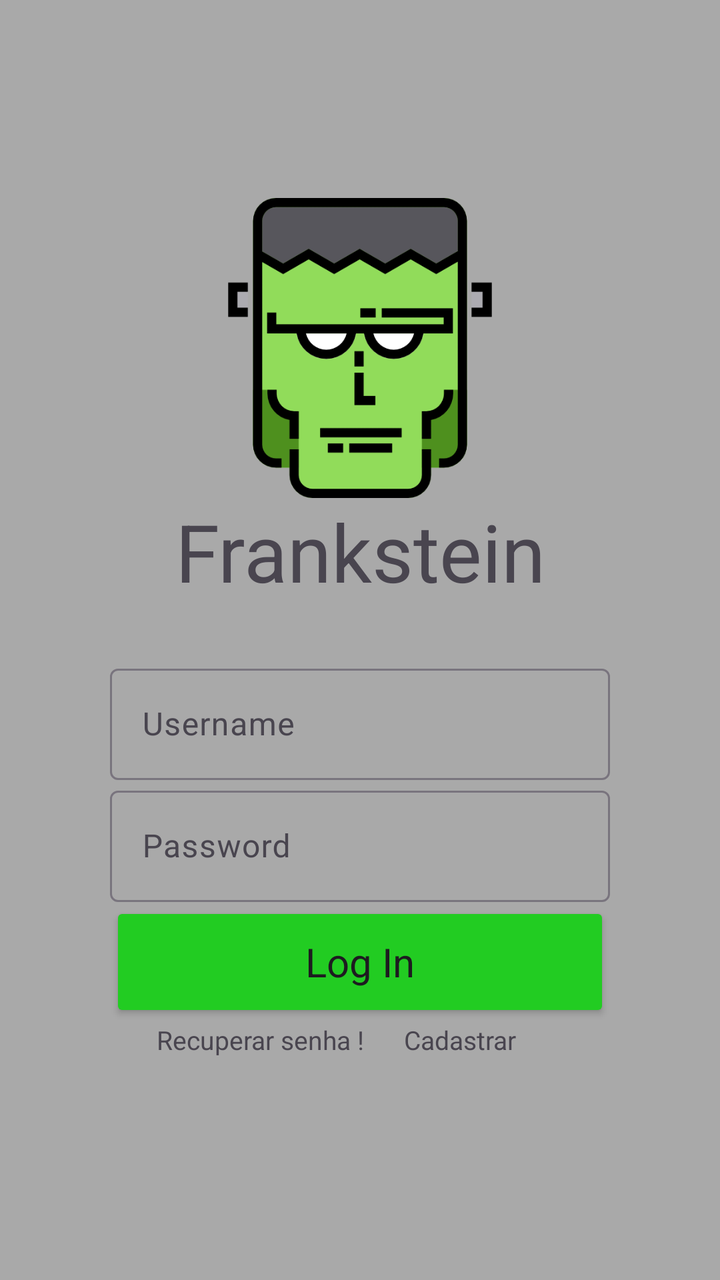
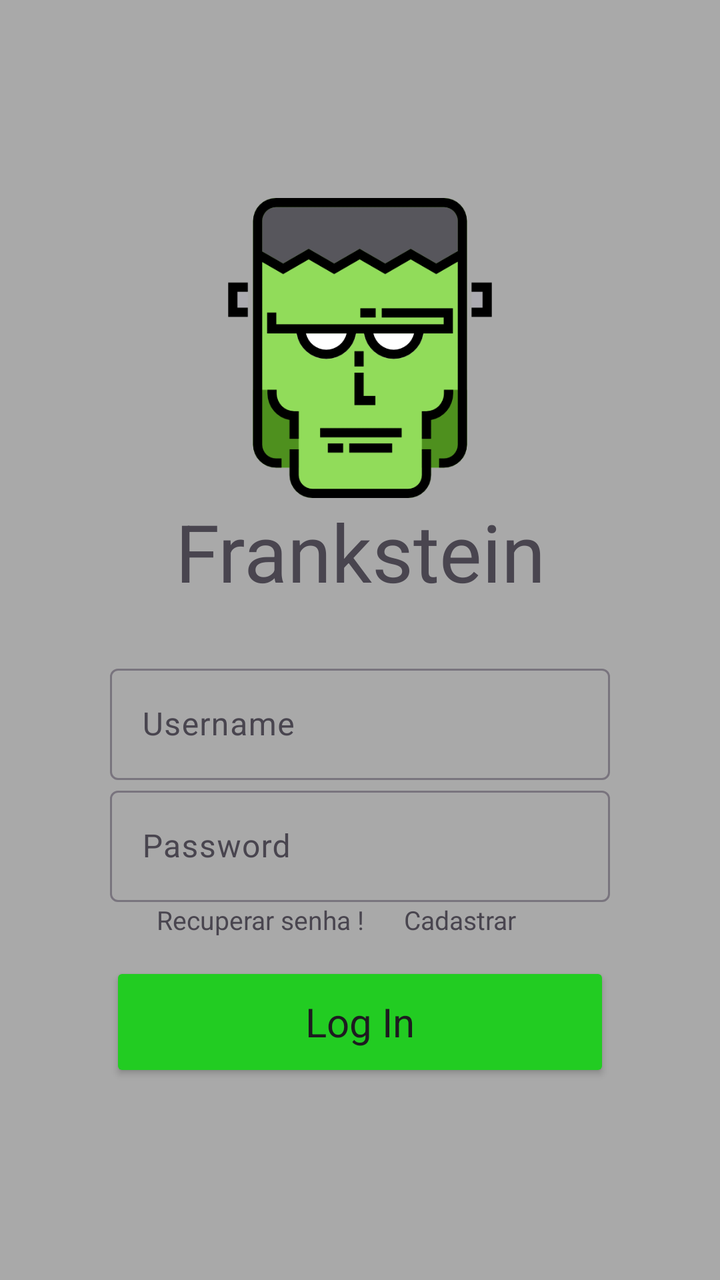

An Android layout rendered at two revisions. The XML below is the earlier revision; the diff shows what the commit changed to produce the second picture.
<!-- AndroidManifest.xml: application theme Theme.FrankteinApp -->
<!-- res/layout/login_layout.xml -->
<?xml version="1.0" encoding="utf-8"?>
<LinearLayout xmlns:android="http://schemas.android.com/apk/res/android"
    xmlns:app="http://schemas.android.com/apk/res-auto"
    xmlns:tools="http://schemas.android.com/tools"
    android:id="@+id/main"
    android:layout_width="match_parent"
    android:layout_height="match_parent"
    android:background="#A9A9A9"
    android:gravity="center_vertical|center_horizontal"
    android:orientation="vertical"
    tools:context=".LoginActivity">

    <ImageView
        android:layout_width="150dp"
        android:layout_height="150dp"
        android:src="@drawable/frankenstein" />

    <TextView
        android:layout_width="200dp"
        android:layout_height="80dp"
        android:text="Frankstein"
        android:textAlignment="center"
        android:textSize="40dp" />

    <com.google.android.material.textfield.TextInputLayout
        android:id="@+id/outlinedTextField"
        android:layout_width="250dp"
        android:layout_height="wrap_content"
        android:hint="Username">

        <com.google.android.material.textfield.TextInputEditText
            android:layout_width="match_parent"
            android:layout_height="wrap_content" />

    </com.google.android.material.textfield.TextInputLayout>

    <com.google.android.material.textfield.TextInputLayout
        android:id="@+id/outlinedTextField"
        android:layout_width="250dp"
        android:layout_height="wrap_content"
        android:hint="Password">

        <com.google.android.material.textfield.TextInputEditText
            android:layout_width="match_parent"
            android:layout_height="wrap_content"
            android:maxLength="6" />

    </com.google.android.material.textfield.TextInputLayout>

    <Button
        style="@style/CardView.Dark"
        android:layout_width="250dp"
        android:layout_height="60dp"
        android:backgroundTint="#2c2"
        android:text="Log In"
        android:textSize="20dp" />
    <RelativeLayout
        android:layout_width="wrap_content"
        android:layout_height="wrap_content">
    <TextView
        android:layout_marginRight="200px"
        android:layout_width="200dp"
        android:layout_height="30dp"
        android:text="Recuperar senha !"
        android:textAlignment="center"
        android:textSize="13dp" />

    <TextView
        android:layout_marginLeft="300px"
        android:layout_width="200dp"
        android:layout_height="30dp"
        android:text="Cadastrar"
        android:textAlignment="center"
        android:textSize="13dp" />
    </RelativeLayout>


</LinearLayout>
<!-- resources referenced by this layout -->
<resources>
  <!-- drawable frankenstein: png bitmap (drawable, 15039 bytes) -->
  <style name="Theme.FrankteinApp" parent="Base.Theme.FrankteinApp" />
  <style name="Base.Theme.FrankteinApp" parent="Theme.Material3.DayNight.NoActionBar">
          
          
      </style>
</resources>

<!-- the commit's change to res/layout/login_layout.xml (unified diff, before → after) -->
@@ -47,6 +47,27 @@
 
     </com.google.android.material.textfield.TextInputLayout>
 
+    <RelativeLayout
+        android:layout_width="wrap_content"
+        android:layout_height="wrap_content">
+
+        <TextView
+            android:layout_width="200dp"
+            android:layout_height="30dp"
+            android:layout_marginRight="200px"
+            android:text="Recuperar senha !"
+            android:textAlignment="center"
+            android:textSize="13dp" />
+
+        <TextView
+            android:layout_width="200dp"
+            android:layout_height="30dp"
+            android:layout_marginLeft="300px"
+            android:text="Cadastrar"
+            android:textAlignment="center"
+            android:textSize="13dp" />
+    </RelativeLayout>
+
     <Button
         style="@style/CardView.Dark"
         android:layout_width="250dp"
@@ -54,25 +75,6 @@
         android:backgroundTint="#2c2"
         android:text="Log In"
         android:textSize="20dp" />
-    <RelativeLayout
-        android:layout_width="wrap_content"
-        android:layout_height="wrap_content">
-    <TextView
-        android:layout_marginRight="200px"
-        android:layout_width="200dp"
-        android:layout_height="30dp"
-        android:text="Recuperar senha !"
-        android:textAlignment="center"
-        android:textSize="13dp" />
-
-    <TextView
-        android:layout_marginLeft="300px"
-        android:layout_width="200dp"
-        android:layout_height="30dp"
-        android:text="Cadastrar"
-        android:textAlignment="center"
-        android:textSize="13dp" />
-    </RelativeLayout>
 
 
 </LinearLayout>
